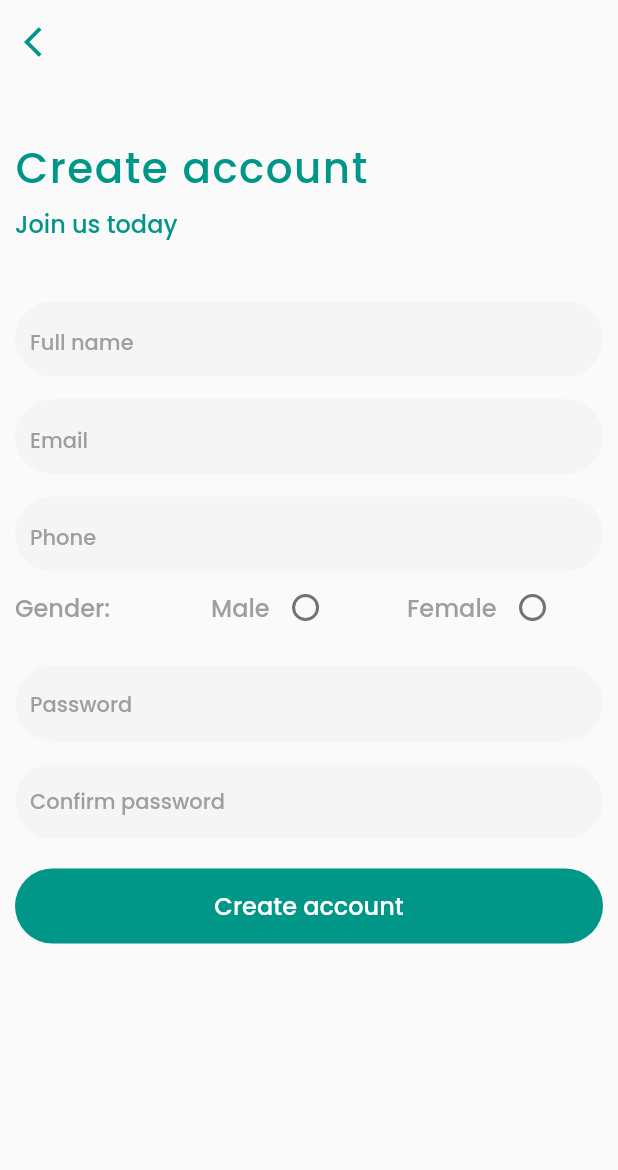
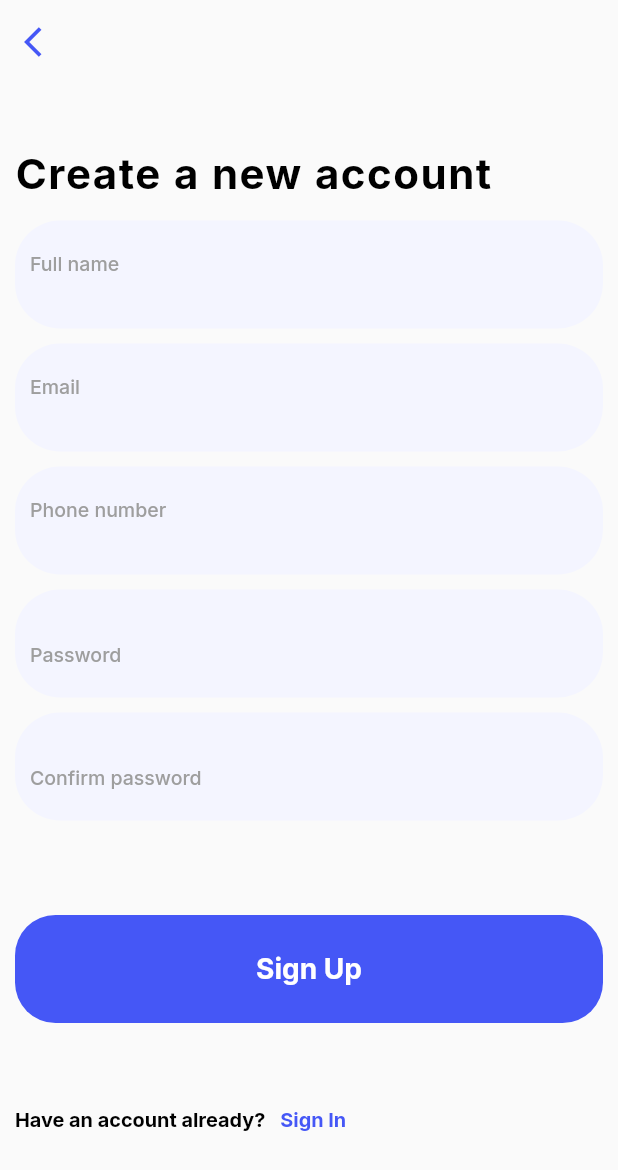
Before and after one commit to Dolappo/survey_app, a Flutter app: the CreateAccScreen screen opened by its route, on a phone screen of 412 x 824 dp. Shown: the top 1170 px of the screen. Run offline on Flutter 3.47's test engine with Material 2 defaults, Android fonts, the phone set to English and light mode, and no system bars; our stand-ins replace animated_text_kit, cloud_firestore, firebase_auth, firebase_core, flutter_spinkit, gap and 5 more; accounts and stored records are empty.

Commit message:
Updated the UI

```diff
--- a/lib/main.dart
+++ b/lib/main.dart
@@ -28,9 +28,9 @@ class _MyAppState extends State<MyApp> {
   Widget build(BuildContext context) {
     return MaterialApp(
       theme: ThemeData(
-        primaryColor: Colors.teal,
+        primaryColor: const Color(0xff4557F6),
         accentColor: Colors.tealAccent,
-        backgroundColor: Colors.teal,
+        // backgroundColor: Colors.teal,
         buttonColor: Colors.teal
       ),
       debugShowCheckedModeBanner: false,
--- a/lib/screen/create_account/create_accound_view_model.dart
+++ b/lib/screen/create_account/create_accound_view_model.dart
@@ -82,6 +82,9 @@ class CreateAccViewModel extends BaseViewModel {
   //     return false;
   //   }
   // }
+  void login(){
+    _navigate.navigateTo(Routes.loginScreen);
+  }
 
   Future<void> createAccount() async {
     // formState.currentState!.validate() &&
--- a/lib/screen/create_account/create_account_screen.dart
+++ b/lib/screen/create_account/create_account_screen.dart
@@ -1,5 +1,6 @@
 import 'package:flutter/material.dart';
 import 'package:gap/gap.dart';
+import 'package:personavey/utils/colors.dart';
 import 'package:stacked/stacked.dart';
 import 'package:personavey/screen/create_account/create_accound_view_model.dart';
 import 'package:personavey/widgets/perona_button.dart';
@@ -18,8 +19,11 @@ class CreateAccScreen extends StatelessWidget {
             appBar: AppBar(
               elevation: 0,
               leading: IconButton(
-                onPressed: ()=>Navigator.pop(context),
-                 icon: Icon(Icons.arrow_back_ios, color: Theme.of(context).primaryColor,),
+                onPressed: () => Navigator.pop(context),
+                icon: Icon(
+                  Icons.arrow_back_ios,
+                  color: Theme.of(context).primaryColor,
+                ),
               ),
               backgroundColor: Colors.transparent,
             ),
@@ -33,10 +37,12 @@ class CreateAccScreen extends StatelessWidget {
                       crossAxisAlignment: CrossAxisAlignment.stretch,
                       mainAxisAlignment: MainAxisAlignment.center,
                       children: [
-                        Gap(25),
-                        Text('Create account', style: titleStyle.copyWith(color: Theme.of(context).primaryColor),),
-                        Text('Join us today', style: bodyStyle.copyWith(color: Theme.of(context).primaryColor),textAlign: TextAlign.start,),
-                        Gap(25),
+                        const Gap(25),
+                        Text(
+                          'Create a new account',
+                          style:
+                              titleStyle.copyWith(fontWeight: FontWeight.w700),
+                        ),
                         PersonaTextField(
                           controller: model.fullNameController,
                           keyboardType: TextInputType.name,
@@ -51,53 +57,15 @@ class CreateAccScreen extends StatelessWidget {
                           hintText: 'Email',
                           hintStyle: bodyStyle,
                           inputStyle: bodyStyle,
-                          validator: (value)=> model.validateEmail(value),
+                          validator: (value) => model.validateEmail(value),
                         ),
                         PersonaTextField(
                           controller: model.phoneController,
                           keyboardType: TextInputType.phone,
-                          hintText: 'Phone',
+                          hintText: 'Phone number',
                           hintStyle: bodyStyle,
                           inputStyle: bodyStyle,
                           // validator: (value)=> model.phoneNumberValidator(value),
-                        ),
-                        Row(
-                          children: [
-                            Expanded(
-                              child: Text(
-                                'Gender:',
-                                style: bodyStyle.copyWith(color: Colors.grey),
-                              ),
-                            ),
-                            Expanded(
-                              child: Row(
-                                children: [
-                                   Text('Male', style: bodyStyle.copyWith(color: Colors.grey),),
-                                  Radio(
-                                    activeColor: Theme.of(context).primaryColor,
-                                      splashRadius: 10,
-                                      value: model.maleValue,
-                                      groupValue: model.gender,
-                                      onChanged: (value) =>
-                                          model.onChangedValue(value)),
-                                ],
-                              ),
-                            ),
-                            Expanded(
-                              child: Row(
-                                children: [
-                                   Text('Female', style: bodyStyle.copyWith(color: Colors.grey),),
-                                  Radio(
-                                    splashRadius: 10,
-                                    activeColor: Theme.of(context).primaryColor,
-                                    value: model.femaleValue,
-                                    groupValue: model.gender,
-                                    onChanged: (value) => model.onChangedValue(value),
-                                  ),
-                                ],
-                              ),
-                            ),
-                          ],
                         ),
                         PersonaTextField(
                           controller: model.firstPassWordController,
@@ -107,7 +75,7 @@ class CreateAccScreen extends StatelessWidget {
                           inputStyle: bodyStyle,
                           // validator: (value)=> model.validatePassword(value),
                           suffixIcon: Padding(
-                            padding: const EdgeInsets.only(top:8.0),
+                            padding: const EdgeInsets.only(top: 8.0),
                             child: IconButton(
                                 icon: Icon(!model.obscureText
                                     ? Icons.visibility_off
@@ -124,20 +92,39 @@ class CreateAccScreen extends StatelessWidget {
                           textInputAction: TextInputAction.done,
                           // validator: (value)=> model.validatePassword(value),
                           suffixIcon: Padding(
-                            padding: const EdgeInsets.only(top:8.0),
+                            padding: const EdgeInsets.only(top: 8.0),
                             child: IconButton(
-                                icon: Icon(!model.obscureText
-                                    ? Icons.visibility_off
-                                    : Icons.visibility, color: Theme.of(context).primaryColor,),
+                                icon: Icon(
+                                  !model.obscureText
+                                      ? Icons.visibility_off
+                                      : Icons.visibility,
+                                  color: Theme.of(context).primaryColor,
+                                ),
                                 onPressed: () => model.textVisibility()),
                           ),
                         ),
-                        const Gap(20),
+                        const Gap(63),
                         PersonaButton(
-                            buttonTitle: 'Create account',
-                            textColor: Colors.white,
-                            buttonColor: Theme.of(context).primaryColor,
-                            onPressed: ()=> model.createAccount())
+                            buttonTitle: 'Sign Up',
+                            onPressed: () => model.createAccount()),
+                        const Gap(40),
+                        Row(
+                          children: [
+                            Text('Have an account already?',
+                                style: bodyStyle.copyWith(
+                                    fontWeight: FontWeight.w700,
+                                    fontSize: 13.24)),
+                            TextButton(
+                                onPressed: () => model.login(),
+                                child: Text(
+                                  'Sign In',
+                                  style: bodyStyle.copyWith(
+                                      fontWeight: FontWeight.w700,
+                                      fontSize: 13.24,
+                                      color: AppColor.bgColor),
+                                ))
+                          ],
+                        )
                       ],
                     ),
                   ),
--- /dev/null
+++ b/lib/utils/colors.dart
@@ -0,0 +1,5 @@
+import 'package:flutter/material.dart';
+class AppColor{
+  static const bgColor = Color(0xff4557F6);
+  static const tfColor = Color(0xffF4F5FF);
+}
--- a/lib/utils/images.dart
+++ b/lib/utils/images.dart
@@ -1,3 +1,4 @@
 class AppImage{
   static const loginImage = 'images/login.jpg';
+  static const bgImage = 'images/welcomebg.png';
 }
--- a/lib/utils/text_styles.dart
+++ b/lib/utils/text_styles.dart
@@ -1,6 +1,6 @@
 import 'package:google_fonts/google_fonts.dart';
 import 'package:flutter/material.dart';
-final titleStyle = GoogleFonts.poppins(
+final titleStyle = GoogleFonts.inter(
   fontSize: 28,
   color: Colors.black,
   fontWeight: FontWeight.w500,
@@ -8,7 +8,7 @@ final titleStyle = GoogleFonts.poppins(
   letterSpacing: 1,
   wordSpacing: 0.5
 );
-final bodyStyle = GoogleFonts.poppins(
+final bodyStyle = GoogleFonts.inter(
   fontSize: 16,
   color: Colors.black,
   fontWeight: FontWeight.w500,
--- a/lib/widgets/perona_button.dart
+++ b/lib/widgets/perona_button.dart
@@ -1,4 +1,5 @@
 import 'package:flutter/material.dart';
+import 'package:personavey/utils/colors.dart';
 import 'package:personavey/utils/text_styles.dart';
 
 class PersonaButton extends StatelessWidget {
@@ -8,32 +9,35 @@ class PersonaButton extends StatelessWidget {
   final String buttonTitle;
   final Color? buttonColor;
   final Color? textColor;
-  const PersonaButton({
-    this.textColor = Colors.teal,
-    this.buttonColor = Colors.white54,
+  const PersonaButton(
+      {this.textColor = Colors.white,
+      this.buttonColor = AppColor.bgColor,
       this.isIcon = false,
       required this.buttonTitle,
       this.buttonIcon,
       this.onPressed,
-
-    Key? key}) : super(key: key);
+      Key? key})
+      : super(key: key);
 
   @override
   Widget build(BuildContext context) {
     return MaterialButton(
-      height: 50,
+      height: 72,
       elevation: 0,
       color: buttonColor,
       shape: RoundedRectangleBorder(
-          borderRadius: BorderRadius.circular(30),
+        borderRadius: BorderRadius.circular(27),
       ),
       onPressed: onPressed,
       child: Row(
         mainAxisAlignment: MainAxisAlignment.center,
         children: [
-            if(isIcon)
-              Icon(buttonIcon),
-            Text(buttonTitle, style: bodyStyle.copyWith(color: textColor),),
+          if (isIcon) Icon(buttonIcon),
+          Text(
+            buttonTitle,
+            style: bodyStyle.copyWith(
+                color: textColor, fontWeight: FontWeight.w700, fontSize: 18.69),
+          ),
         ],
       ),
     );
--- a/lib/widgets/persona_textfield.dart
+++ b/lib/widgets/persona_textfield.dart
@@ -1,4 +1,5 @@
 import 'package:flutter/material.dart';
+import 'package:personavey/utils/colors.dart';
 import 'package:personavey/utils/text_styles.dart';
 class PersonaTextField extends StatefulWidget {
   final String? Function(String?)? validator;
@@ -33,11 +34,11 @@ class _PersonaTextFieldState extends State<PersonaTextField> {
   @override
   Widget build(BuildContext context) {
     return Padding(
-      padding: const EdgeInsets.only(top: 15.0),
+      padding: const EdgeInsets.only(top: 10.0),
       child: Container(
-        height: 50,
+        height: 72,
         decoration: BoxDecoration(
-          color: Colors.grey.shade100,
+          color:AppColor.tfColor,
           borderRadius: BorderRadius.circular(30),
         ),
         child: Padding(
@@ -54,7 +55,7 @@ class _PersonaTextFieldState extends State<PersonaTextField> {
               border: InputBorder.none,
               suffix: widget.suffixIcon,
               hintText: widget.hintText,
-              hintStyle: bodyStyle.copyWith(color: Colors.grey, fontSize: 14),
+              hintStyle: bodyStyle.copyWith(color: Colors.grey, fontSize: 13),
             ),
 
           ),
```
Also changed, not shown: lib/screen/login/login_screen.dart (+59 -22 lines), lib/screen/splash_screen.dart (+26 -5 lines), lib/screen/welcome/persona_welcome_screen.dart (+13 -34 lines), 1 other file. Lines whose indentation alone changed are shown as unchanged.
